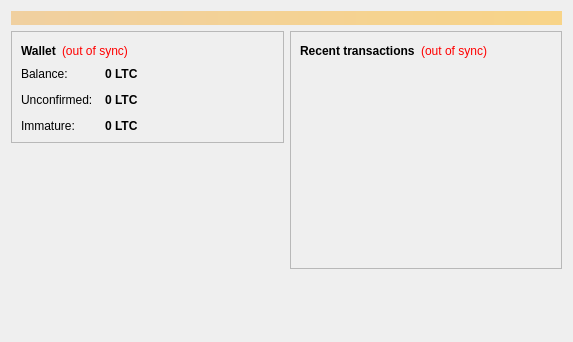
Old version of the form src/qt/forms/overviewpage.ui in the repository ledvina/zencoin.
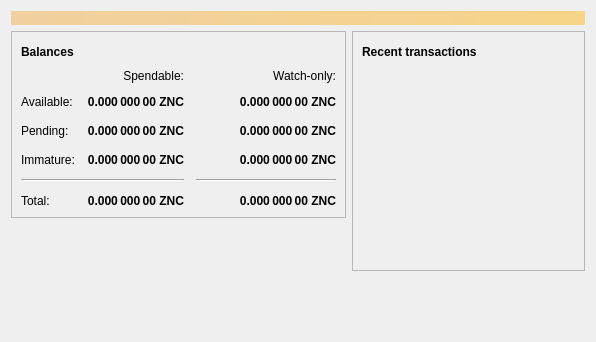
New version of the form. Icons and pictures are not drawn.

Patch:
```diff
--- a/src/qt/forms/overviewpage.ui
+++ b/src/qt/forms/overviewpage.ui
@@ -6,7 +6,7 @@
    <rect>
     <x>0</x>
     <y>0</y>
-    <width>573</width>
+    <width>596</width>
     <height>342</height>
    </rect>
   </property>
@@ -20,7 +20,7 @@
       <bool>false</bool>
      </property>
      <property name="styleSheet">
-      <string notr="true">background-color: qlineargradient(x1: 0, y1: 0, x2: 1, y2: 0, stop:0 #F0D0A0, stop:1 #F8D488); color:#000000;</string>
+      <string notr="true">QLabel { background-color: qlineargradient(x1: 0, y1: 0, x2: 1, y2: 0, stop:0 #F0D0A0, stop:1 #F8D488); color:#000000; }</string>
      </property>
      <property name="wordWrap">
       <bool>true</bool>
@@ -54,27 +54,194 @@
                </font>
               </property>
               <property name="text">
-               <string>Wallet</string>
+               <string>Balances</string>
               </property>
              </widget>
             </item>
             <item>
-             <widget class="QLabel" name="labelWalletStatus">
+             <widget class="QPushButton" name="labelWalletStatus">
+              <property name="enabled">
+               <bool>true</bool>
+              </property>
+              <property name="maximumSize">
+               <size>
+                <width>30</width>
+                <height>16777215</height>
+               </size>
+              </property>
               <property name="toolTip">
                <string>The displayed information may be out of date. Your wallet automatically synchronizes with the Litecoin network after a connection is established, but this process has not completed yet.</string>
               </property>
-              <property name="styleSheet">
-               <string notr="true">QLabel { color: red; }</string>
+              <property name="text">
+               <string/>
               </property>
+              <property name="icon">
+               <iconset resource="../bitcoin.qrc">
+                <normaloff>:/icons/warning</normaloff>
+                <disabledoff>:/icons/warning</disabledoff>:/icons/warning</iconset>
+              </property>
+              <property name="iconSize">
+               <size>
+                <width>24</width>
+                <height>24</height>
+               </size>
+              </property>
+              <property name="flat">
+               <bool>true</bool>
+              </property>
+             </widget>
+            </item>
+            <item>
+             <spacer name="horizontalSpacer_3">
+              <property name="orientation">
+               <enum>Qt::Horizontal</enum>
+              </property>
+              <property name="sizeHint" stdset="0">
+               <size>
+                <width>40</width>
+                <height>20</height>
+               </size>
+              </property>
+             </spacer>
+            </item>
+           </layout>
+          </item>
+          <item>
+           <layout class="QGridLayout" name="gridLayout">
+            <property name="spacing">
+             <number>12</number>
+            </property>
+            <item row="2" column="2">
+             <widget class="QLabel" name="labelWatchPending">
+              <property name="font">
+               <font>
+                <weight>75</weight>
+                <bold>true</bold>
+               </font>
+              </property>
+              <property name="cursor">
+               <cursorShape>IBeamCursor</cursorShape>
+              </property>
+              <property name="toolTip">
+               <string>Unconfirmed transactions to watch-only addresses</string>
+              </property>
               <property name="text">
-               <string notr="true">(out of sync)</string>
+               <string notr="true">0.000 000 00 ZNC</string>
               </property>
               <property name="alignment">
-               <set>Qt::AlignLeading|Qt::AlignLeft|Qt::AlignVCenter</set>
+               <set>Qt::AlignRight|Qt::AlignTrailing|Qt::AlignVCenter</set>
               </property>
              </widget>
             </item>
-            <item>
+            <item row="2" column="1">
+             <widget class="QLabel" name="labelUnconfirmed">
+              <property name="font">
+               <font>
+                <weight>75</weight>
+                <bold>true</bold>
+               </font>
+              </property>
+              <property name="cursor">
+               <cursorShape>IBeamCursor</cursorShape>
+              </property>
+              <property name="toolTip">
+               <string>Total of transactions that have yet to be confirmed, and do not yet count toward the spendable balance</string>
+              </property>
+              <property name="text">
+               <string notr="true">0.000 000 00 ZNC</string>
+              </property>
+              <property name="alignment">
+               <set>Qt::AlignRight|Qt::AlignTrailing|Qt::AlignVCenter</set>
+              </property>
+              <property name="textInteractionFlags">
+               <set>Qt::LinksAccessibleByMouse|Qt::TextSelectableByKeyboard|Qt::TextSelectableByMouse</set>
+              </property>
+             </widget>
+            </item>
+            <item row="3" column="2">
+             <widget class="QLabel" name="labelWatchImmature">
+              <property name="font">
+               <font>
+                <weight>75</weight>
+                <bold>true</bold>
+               </font>
+              </property>
+              <property name="cursor">
+               <cursorShape>IBeamCursor</cursorShape>
+              </property>
+              <property name="toolTip">
+               <string>Mined balance in watch-only addresses that has not yet matured</string>
+              </property>
+              <property name="text">
+               <string notr="true">0.000 000 00 ZNC</string>
+              </property>
+              <property name="alignment">
+               <set>Qt::AlignRight|Qt::AlignTrailing|Qt::AlignVCenter</set>
+              </property>
+              <property name="textInteractionFlags">
+               <set>Qt::LinksAccessibleByMouse|Qt::TextSelectableByKeyboard|Qt::TextSelectableByMouse</set>
+              </property>
+             </widget>
+            </item>
+            <item row="4" column="0" colspan="2">
+             <widget class="Line" name="line">
+              <property name="orientation">
+               <enum>Qt::Horizontal</enum>
+              </property>
+             </widget>
+            </item>
+            <item row="4" column="2">
+             <widget class="Line" name="lineWatchBalance">
+              <property name="sizePolicy">
+               <sizepolicy hsizetype="Preferred" vsizetype="Fixed">
+                <horstretch>0</horstretch>
+                <verstretch>0</verstretch>
+               </sizepolicy>
+              </property>
+              <property name="minimumSize">
+               <size>
+                <width>140</width>
+                <height>0</height>
+               </size>
+              </property>
+              <property name="orientation">
+               <enum>Qt::Horizontal</enum>
+              </property>
+             </widget>
+            </item>
+            <item row="5" column="0">
+             <widget class="QLabel" name="labelTotalText">
+              <property name="text">
+               <string>Total:</string>
+              </property>
+             </widget>
+            </item>
+            <item row="3" column="1">
+             <widget class="QLabel" name="labelImmature">
+              <property name="font">
+               <font>
+                <weight>75</weight>
+                <bold>true</bold>
+               </font>
+              </property>
+              <property name="cursor">
+               <cursorShape>IBeamCursor</cursorShape>
+              </property>
+              <property name="toolTip">
+               <string>Mined balance that has not yet matured</string>
+              </property>
+              <property name="text">
+               <string notr="true">0.000 000 00 ZNC</string>
+              </property>
+              <property name="alignment">
+               <set>Qt::AlignRight|Qt::AlignTrailing|Qt::AlignVCenter</set>
+              </property>
+              <property name="textInteractionFlags">
+               <set>Qt::LinksAccessibleByMouse|Qt::TextSelectableByKeyboard|Qt::TextSelectableByMouse</set>
+              </property>
+             </widget>
+            </item>
+            <item row="2" column="3">
              <spacer name="horizontalSpacer_2">
               <property name="orientation">
                <enum>Qt::Horizontal</enum>
@@ -87,28 +254,15 @@
               </property>
              </spacer>
             </item>
-           </layout>
-          </item>
-          <item>
-           <layout class="QFormLayout" name="formLayout_2">
-            <property name="fieldGrowthPolicy">
-             <enum>QFormLayout::AllNonFixedFieldsGrow</enum>
-            </property>
-            <property name="horizontalSpacing">
-             <number>12</number>
-            </property>
-            <property name="verticalSpacing">
-             <number>12</number>
-            </property>
-            <item row="0" column="0">
-             <widget class="QLabel" name="label">
+            <item row="3" column="0">
+             <widget class="QLabel" name="labelImmatureText">
               <property name="text">
-               <string>Balance:</string>
+               <string>Immature:</string>
               </property>
              </widget>
             </item>
-            <item row="0" column="1">
-             <widget class="QLabel" name="labelBalance">
+            <item row="5" column="1">
+             <widget class="QLabel" name="labelTotal">
               <property name="font">
                <font>
                 <weight>75</weight>
@@ -122,22 +276,60 @@
                <string>Your current balance</string>
               </property>
               <property name="text">
-               <string notr="true">0 LTC</string>
+               <string notr="true">0.000 000 00 ZNC</string>
               </property>
+              <property name="alignment">
+               <set>Qt::AlignRight|Qt::AlignTrailing|Qt::AlignVCenter</set>
+              </property>
               <property name="textInteractionFlags">
                <set>Qt::LinksAccessibleByMouse|Qt::TextSelectableByKeyboard|Qt::TextSelectableByMouse</set>
               </property>
              </widget>
             </item>
+            <item row="5" column="2">
+             <widget class="QLabel" name="labelWatchTotal">
+              <property name="font">
+               <font>
+                <weight>75</weight>
+                <bold>true</bold>
+               </font>
+              </property>
+              <property name="cursor">
+               <cursorShape>IBeamCursor</cursorShape>
+              </property>
+              <property name="toolTip">
+               <string>Current total balance in watch-only addresses</string>
+              </property>
+              <property name="text">
+               <string notr="true">0.000 000 00 ZNC</string>
+              </property>
+              <property name="alignment">
+               <set>Qt::AlignRight|Qt::AlignTrailing|Qt::AlignVCenter</set>
+              </property>
+              <property name="textInteractionFlags">
+               <set>Qt::LinksAccessibleByMouse|Qt::TextSelectableByKeyboard|Qt::TextSelectableByMouse</set>
+              </property>
+             </widget>
+            </item>
+            <item row="0" column="2">
+             <widget class="QLabel" name="labelWatchonly">
+              <property name="text">
+               <string>Watch-only:</string>
+              </property>
+              <property name="alignment">
+               <set>Qt::AlignRight|Qt::AlignTrailing|Qt::AlignVCenter</set>
+              </property>
+             </widget>
+            </item>
             <item row="1" column="0">
-             <widget class="QLabel" name="label_3">
+             <widget class="QLabel" name="labelBalanceText">
               <property name="text">
-               <string>Unconfirmed:</string>
+               <string>Available:</string>
               </property>
              </widget>
             </item>
             <item row="1" column="1">
-             <widget class="QLabel" name="labelUnconfirmed">
+             <widget class="QLabel" name="labelBalance">
               <property name="font">
                <font>
                 <weight>75</weight>
@@ -151,7 +343,35 @@
                <string>Total of transactions that have yet to be confirmed, and do not yet count toward the current balance</string>
               </property>
               <property name="text">
-               <string notr="true">0 LTC</string>
+               <string notr="true">0.000 000 00 ZNC</string>
+              </property>
+              <property name="alignment">
+               <set>Qt::AlignRight|Qt::AlignTrailing|Qt::AlignVCenter</set>
+              </property>
+              <property name="textInteractionFlags">
+               <set>Qt::LinksAccessibleByMouse|Qt::TextSelectableByKeyboard|Qt::TextSelectableByMouse</set>
+              </property>
+             </widget>
+            </item>
+            <item row="1" column="2">
+             <widget class="QLabel" name="labelWatchAvailable">
+              <property name="font">
+               <font>
+                <weight>75</weight>
+                <bold>true</bold>
+               </font>
+              </property>
+              <property name="cursor">
+               <cursorShape>IBeamCursor</cursorShape>
+              </property>
+              <property name="toolTip">
+               <string>Your current balance in watch-only addresses</string>
+              </property>
+              <property name="text">
+               <string notr="true">0.000 000 00 ZNC</string>
+              </property>
+              <property name="alignment">
+               <set>Qt::AlignRight|Qt::AlignTrailing|Qt::AlignVCenter</set>
               </property>
               <property name="textInteractionFlags">
                <set>Qt::LinksAccessibleByMouse|Qt::TextSelectableByKeyboard|Qt::TextSelectableByMouse</set>
@@ -159,28 +379,19 @@
              </widget>
             </item>
             <item row="2" column="0">
-             <widget class="QLabel" name="labelImmatureText">
+             <widget class="QLabel" name="labelPendingText">
               <property name="text">
-               <string>Immature:</string>
+               <string>Pending:</string>
               </property>
              </widget>
             </item>
-            <item row="2" column="1">
-             <widget class="QLabel" name="labelImmature">
-              <property name="font">
-               <font>
-                <weight>75</weight>
-                <bold>true</bold>
-               </font>
-              </property>
-              <property name="toolTip">
-               <string>Mined balance that has not yet matured</string>
-              </property>
+            <item row="0" column="1">
+             <widget class="QLabel" name="labelSpendable">
               <property name="text">
-               <string notr="true">0 LTC</string>
+               <string>Spendable:</string>
               </property>
-              <property name="textInteractionFlags">
-               <set>Qt::LinksAccessibleByMouse|Qt::TextSelectableByKeyboard|Qt::TextSelectableByMouse</set>
+              <property name="alignment">
+               <set>Qt::AlignRight|Qt::AlignTrailing|Qt::AlignVCenter</set>
               </property>
              </widget>
             </item>
@@ -238,24 +449,47 @@
            <layout class="QHBoxLayout" name="horizontalLayout_2">
             <item>
              <widget class="QLabel" name="label_4">
+              <property name="font">
+               <font>
+                <weight>75</weight>
+                <bold>true</bold>
+               </font>
+              </property>
               <property name="text">
-               <string>&lt;b&gt;Recent transactions&lt;/b&gt;</string>
+               <string>Recent transactions</string>
               </property>
              </widget>
             </item>
             <item>
-             <widget class="QLabel" name="labelTransactionsStatus">
+             <widget class="QPushButton" name="labelTransactionsStatus">
+              <property name="enabled">
+               <bool>true</bool>
+              </property>
+              <property name="maximumSize">
+               <size>
+                <width>30</width>
+                <height>16777215</height>
+               </size>
+              </property>
               <property name="toolTip">
-               <string>The displayed information may be out of date. Your wallet automatically synchronizes with the Litecoin network after a connection is established, but this process has not completed yet.</string>
-              </property>
-              <property name="styleSheet">
-               <string notr="true">QLabel { color: red; }</string>
+               <string>The displayed information may be out of date. Your wallet automatically synchronizes with the Zencoin network after a connection is established, but this process has not completed yet.</string>
               </property>
               <property name="text">
-               <string notr="true">(out of sync)</string>
+               <string/>
               </property>
-              <property name="alignment">
-               <set>Qt::AlignRight|Qt::AlignTrailing|Qt::AlignVCenter</set>
+              <property name="icon">
+               <iconset resource="../bitcoin.qrc">
+                <normaloff>:/icons/warning</normaloff>
+                <disabledoff>:/icons/warning</disabledoff>:/icons/warning</iconset>
+              </property>
+              <property name="iconSize">
+               <size>
+                <width>24</width>
+                <height>24</height>
+               </size>
+              </property>
+              <property name="flat">
+               <bool>true</bool>
               </property>
              </widget>
             </item>
```
Left out of the diff: 31 changed lines with no effect on the pictures.
